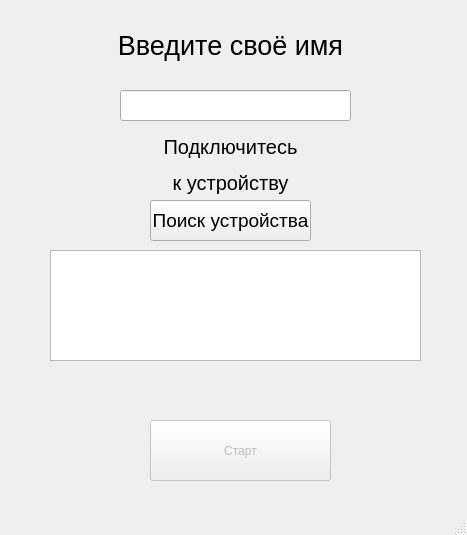
Old version of the form ui/MainWindow.ui in the repository XCV0/CallibriProject.
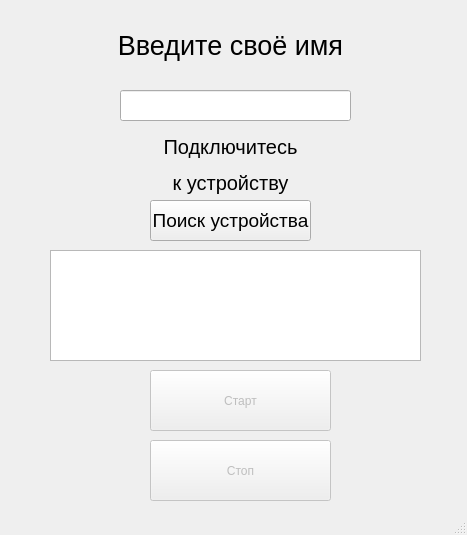
New version of the form.

```diff
--- a/ui/MainWindow.ui
+++ b/ui/MainWindow.ui
@@ -101,7 +101,7 @@
     <property name="geometry">
      <rect>
       <x>150</x>
-      <y>420</y>
+      <y>370</y>
       <width>181</width>
       <height>61</height>
      </rect>
@@ -110,6 +110,22 @@
      <string>Старт</string>
     </property>
    </widget>
+   <widget class="QPushButton" name="stopConServBtn">
+    <property name="enabled">
+     <bool>false</bool>
+    </property>
+    <property name="geometry">
+     <rect>
+      <x>150</x>
+      <y>440</y>
+      <width>181</width>
+      <height>61</height>
+     </rect>
+    </property>
+    <property name="text">
+     <string>Стоп</string>
+    </property>
+   </widget>
   </widget>
   <widget class="QStatusBar" name="statusbar"/>
  </widget>
```
